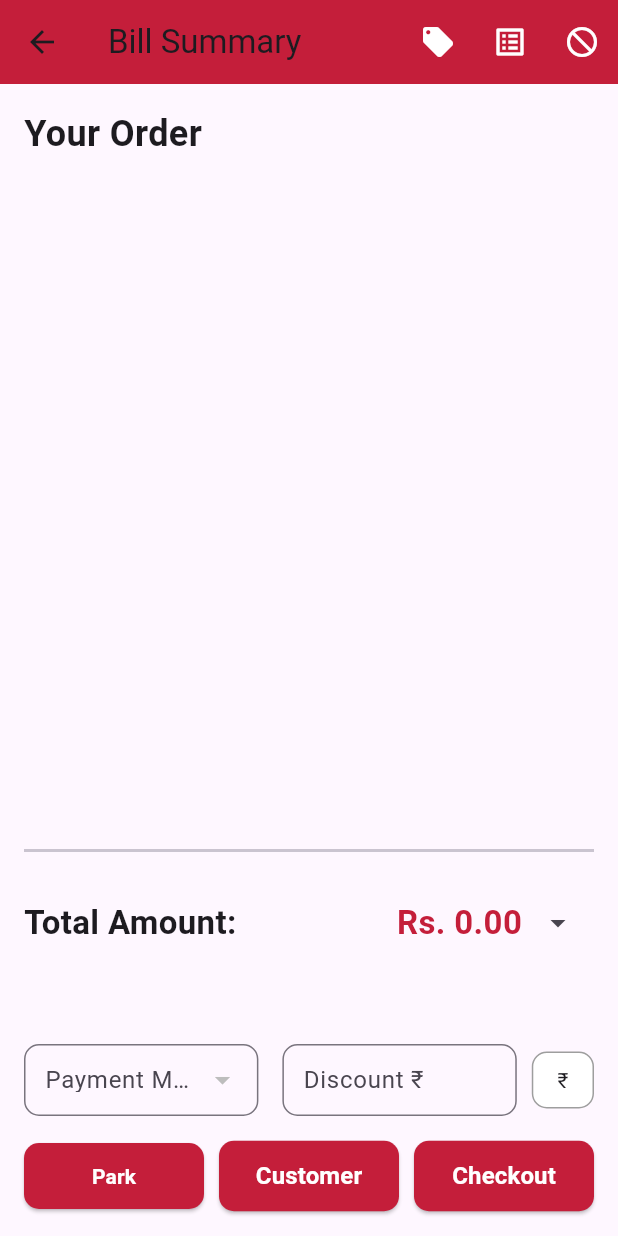
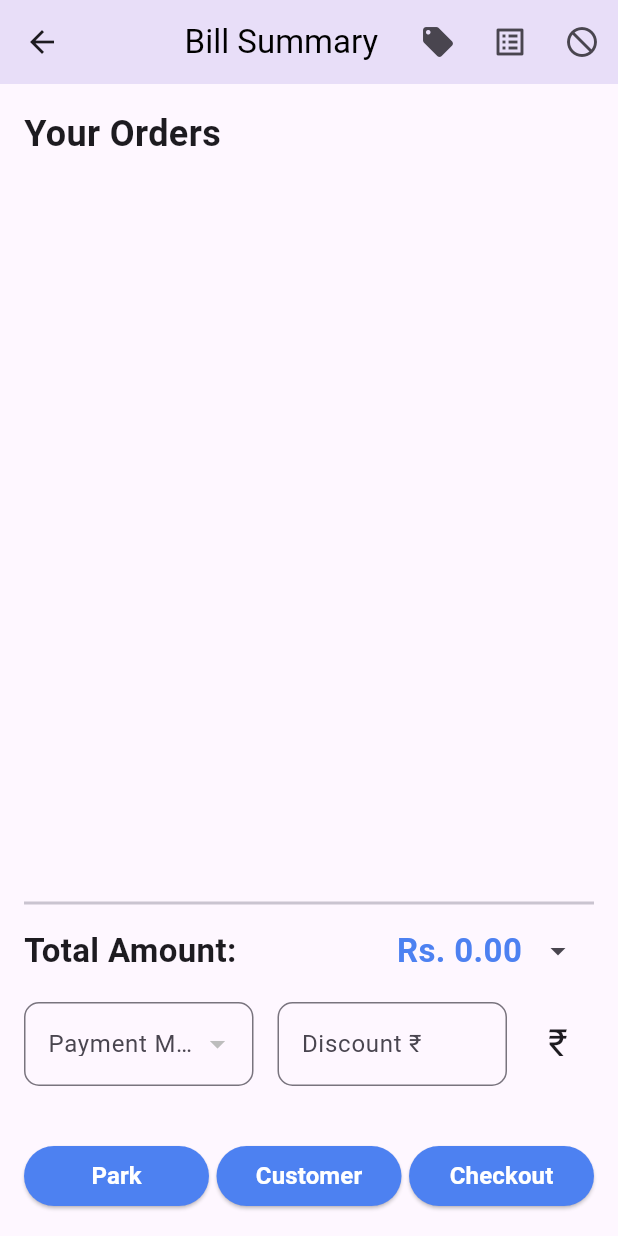
Before and after one commit to ShashiKha9/gal, a Flutter app: the BillPage screen opened directly with empty values, on a phone screen of 412 x 824 dp. Run offline on Flutter 3.47's test engine with Material 3 defaults, Android fonts, the phone set to English and light mode, and no system bars; our stand-ins replace audioplayers, flutter_speed_dial, fluttertoast, reorderable_grid_view, shared_preferences; accounts and stored records are empty; network calls fail.

Commit message:
Billing Screen Updated

```diff
--- a/lib/components/app_textfield.dart
+++ b/lib/components/app_textfield.dart
@@ -3,7 +3,7 @@ import 'package:flutter/material.dart';
 class AppTextfield extends StatelessWidget {
   const AppTextfield({
     super.key,
-     this.controller,
+    this.controller,
     this.labelText,
     this.validator,
     this.keyBoardType,
@@ -11,6 +11,8 @@ class AppTextfield extends StatelessWidget {
     this.isSuffixIcon = false,
     this.suffixIcon,
     this.obscureText = false,
+    this.enabled = false,
+    this.onChanged,
   });
 
   final TextEditingController? controller;
@@ -20,7 +22,9 @@ class AppTextfield extends StatelessWidget {
   final TextInputType? keyBoardType;
   final bool isSuffixIcon;
   final bool obscureText;
+  final bool enabled;
   final Widget? suffixIcon;
+  final ValueChanged? onChanged;
 
   @override
   Widget build(BuildContext context) {
@@ -34,7 +38,9 @@ class AppTextfield extends StatelessWidget {
           borderRadius: BorderRadius.circular(10),
         ),
         suffixIcon: isSuffixIcon ? suffixIcon : null,
+        enabled: enabled,
       ),
+      onChanged: onChanged,
       keyboardType: keyBoardType,
       validator: validator,
     );
--- a/lib/screens/billing.dart
+++ b/lib/screens/billing.dart
@@ -1,5 +1,9 @@
 import 'dart:developer';
 import 'package:flutter/material.dart';
+import 'package:galaxy_mini/components/app_button.dart';
+import 'package:galaxy_mini/components/app_dropdown.dart';
+import 'package:galaxy_mini/components/app_textfield.dart';
+import 'package:galaxy_mini/components/main_appbar.dart';
 import 'package:galaxy_mini/components/scaffold_message.dart';
 import 'package:galaxy_mini/models/table_model.dart';
 import 'package:galaxy_mini/provider/customer_credit_provider.dart';
@@ -8,6 +12,7 @@ import 'package:galaxy_mini/provider/sync_provider.dart';
 import 'package:galaxy_mini/provider/upcomingorder_provider.dart';
 import 'package:galaxy_mini/screens/master_settings_screens/customer_masters/add_new_customer.dart';
 import 'package:galaxy_mini/screens/cash_payment_dialog.dart';
+import 'package:galaxy_mini/theme/app_colors.dart';
 import 'package:galaxy_mini/utils/extension.dart';
 import 'package:provider/provider.dart';
 import 'package:uuid/uuid.dart';
@@ -787,15 +792,15 @@ class BillPageState extends State<BillPage> {
         .toList();
 
     return Scaffold(
-      appBar: AppBar(
-        title: const Text('Bill Summary'),
-        backgroundColor: const Color(0xFFC41E3A),
-        actions: [
+      appBar: MainAppBar(
+        title: "Bill Summary",
+        actions: true,
+        actionWidget: Row(
+          children: [
             IconButton(
               icon: const Icon(
                 Icons.local_offer,
-              color: Colors.white,
-            ), // You can replace this icon with any relevant icon
+              ),
               onPressed: () {
                 _showOfferCouponDialog(context);
               },
@@ -803,8 +808,7 @@ class BillPageState extends State<BillPage> {
             IconButton(
                 icon: const Icon(
                   Icons.list_alt,
-                color: Colors.white,
-              ), // You can replace this icon with any relevant icon
+                ),
                 onPressed: () {
                   if (selectedCustomerCode == null) {
                     scaffoldMessage(message: 'Please select a customer code');
@@ -819,13 +823,13 @@ class BillPageState extends State<BillPage> {
             IconButton(
               icon: const Icon(
                 Icons.not_interested,
-              color: Colors.white,
-            ), // You can replace this icon with any relevant icon
+              ),
               onPressed: () {
                 _showNonChargeableDialog(context, totalAmount);
               },
             ),
           ],
+        ),
       ),
       body: Padding(
         padding: const EdgeInsets.all(16.0),
@@ -833,7 +837,7 @@ class BillPageState extends State<BillPage> {
           crossAxisAlignment: CrossAxisAlignment.start,
           children: [
             const Text(
-              'Your Order',
+              'Your Orders',
               style: TextStyle(fontSize: 24.0, fontWeight: FontWeight.bold),
             ),
             const SizedBox(height: 13.0),
@@ -848,13 +852,13 @@ class BillPageState extends State<BillPage> {
                   final itemTotal = itemRate * itemQuantity;
 
                   return Card(
-                    elevation: 3,
+                    elevation: 2,
                     margin: const EdgeInsets.symmetric(vertical: 8.0),
                     shape: RoundedRectangleBorder(
                       borderRadius: BorderRadius.circular(10.0),
                     ),
                     child: Padding(
-                      padding: const EdgeInsets.all(16.0),
+                      padding: const EdgeInsets.all(15),
                       child: Column(
                         crossAxisAlignment: CrossAxisAlignment.start,
                         children: [
@@ -895,7 +899,6 @@ class BillPageState extends State<BillPage> {
                                 style: const TextStyle(
                                   fontSize: 14.0,
                                   fontWeight: FontWeight.bold,
-                                  color: Color(0xFFC41E3A),
                                 ),
                               ),
                             ],
@@ -907,29 +910,27 @@ class BillPageState extends State<BillPage> {
                 },
               ),
             ),
-            const Divider(thickness: 2.0),
+            const Divider(thickness: 2),
             Padding(
-              padding: const EdgeInsets.symmetric(vertical: 16.0),
+              padding: const EdgeInsets.only(bottom: 10),
               child: Row(
                 mainAxisAlignment: MainAxisAlignment.spaceBetween,
                 children: [
                   const Text(
                     'Total Amount:',
-                    style:
-                        TextStyle(fontSize: 22.0, fontWeight: FontWeight.bold),
+                    style: TextStyle(fontSize: 22, fontWeight: FontWeight.bold),
                   ),
                   Row(
                     children: [
                       Text(
                         // Check if discount or offer coupon has been applied
-                        discountedTotalAmount >
-                                0 // If a coupon or discount is applied
+                        discountedTotalAmount > 0
                             ? 'Rs. ${discountedTotalAmount.toStringAsFixed(2)}' // Show the discounted/offer-applied total
                             : 'Rs. ${updatedTotalAmount.toStringAsFixed(2)}', // Otherwise, show original total amount
                         style: const TextStyle(
-                          fontSize: 22.0,
+                          fontSize: 22,
                           fontWeight: FontWeight.bold,
-                          color: Color(0xFFC41E3A),
+                          color: AppColors.blue,
                         ),
                       ),
                       IconButton(
@@ -954,68 +955,38 @@ class BillPageState extends State<BillPage> {
             // Tax details visibility section
             if (showTaxDetails)
               Padding(
-                padding: const EdgeInsets.symmetric(vertical: 8.0),
+                padding: const EdgeInsets.symmetric(vertical: 15),
                 child: Column(
                   crossAxisAlignment: CrossAxisAlignment.start,
                   children: [
                     Text(
                       'CGST: ${(double.tryParse(syncProvider.taxList.first.cGst)?.toStringAsFixed(2) ?? '0.00')} %',
-                      style: const TextStyle(fontSize: 18.0),
+                      style: const TextStyle(fontSize: 16),
                     ),
                     Text(
                       'SGST: ${(double.tryParse(syncProvider.taxList.first.sgst)?.toStringAsFixed(2) ?? '0.00')}%',
-                      style: const TextStyle(fontSize: 18.0),
+                      style: const TextStyle(fontSize: 16),
                     ),
                     Text(
                       'IGST: ${(double.tryParse(syncProvider.taxList.first.iGst)?.toStringAsFixed(2) ?? '0.00')}%',
-                      style: const TextStyle(fontSize: 18.0),
+                      style: const TextStyle(fontSize: 16),
                     ),
                     Text(
                       'Total GST: ${(double.tryParse(syncProvider.taxList.first.rate)?.toStringAsFixed(2) ?? '0.00')}%',
                       style: const TextStyle(
-                          fontSize: 18.0, fontWeight: FontWeight.bold),
+                          fontSize: 16, fontWeight: FontWeight.bold),
                     ),
                   ],
                 ),
               ),
-            Padding(
-              padding: const EdgeInsets.symmetric(vertical: 7.0),
-              child: Row(
-                mainAxisAlignment: MainAxisAlignment.spaceBetween,
-                children: [
-                  Text(
-                    selectedCustomerName != null
-                        ? 'Selected Customer: $selectedCustomerName, $selectedCustomerCode'
-                        : '',
-                    style: const TextStyle(
-                      fontSize: 16.0,
-                      fontWeight: FontWeight.bold,
-                    ),
-                  ),
-                ],
-              ),
-            ),
-            const SizedBox(height: 4.0),
+
             Row(
               children: [
-                // Payment Mode Dropdown
                 Expanded(
-                  child: DropdownButtonFormField<String>(
-                    decoration: InputDecoration(
-                      labelText: 'Payment Mode',
-                      border: OutlineInputBorder(
-                        borderRadius: BorderRadius.circular(10.0),
-                      ),
-                      contentPadding: const EdgeInsets.symmetric(
-                        vertical: 12.0,
-                        horizontal: 10.0,
-                      ),
-                    ),
+                  child: AppDropdown(
+                    labelText: "Payment Mode",
                     items: syncProvider.paymentList.map((paymentMode) {
-                      return DropdownMenuItem<String>(
-                        value: paymentMode.type,
-                        child: Text(paymentMode.type),
-                      );
+                      return paymentMode.type;
                     }).toList(),
                     onChanged: (value) async {
                       setState(() {
@@ -1025,108 +996,99 @@ class BillPageState extends State<BillPage> {
                     value: selectedPaymentMode ??
                         (syncProvider.paymentList.isNotEmpty
                             ? syncProvider.paymentList[selectedIndex ?? 0].type
-                            : null), // Handle the case if the paymentList is empty
+                            : null),
                   ),
                 ),
-                const SizedBox(width: 16.0), // Add spacing between fields
-                // Discount TextField
+                const SizedBox(width: 16.0),
                 Expanded(
-                  child: TextField(
-                    decoration: InputDecoration(
+                  child: AppTextfield(
                     labelText: 'Discount ${_isPercentage ? '%' : '₹'}',
-                      border: OutlineInputBorder(
-                        borderRadius: BorderRadius.circular(10.0),
-                      ),
-                      contentPadding: const EdgeInsets.symmetric(
-                        vertical: 12.0,
-                        horizontal: 10.0,
-                      ),
-                    ),
-                    keyboardType: TextInputType.number,
+                    keyBoardType: TextInputType.number,
                     onChanged: (value) {
                       if (isCouponApplied) {
-                        return; // Do nothing if a coupon is applied
+                        return;
                       }
-
                       setState(() {
-                        _discountValue = value; // Update discount value
-                        discountedTotalAmount =
-                            updatedTotalAmount; // Reset to original total
+                        _discountValue = value;
+                        discountedTotalAmount = updatedTotalAmount;
 
                         if (_discountValue.isNotEmpty) {
-                          _calculateOfferedTotal(); // Recalculate total if discount is entered
+                          _calculateOfferedTotal();
                         } else {
-                          discountedTotalAmount =
-                              updatedTotalAmount; // Reset to original total if discount field is cleared
+                          discountedTotalAmount = updatedTotalAmount;
                         }
                       });
                     },
-                    enabled:
-                        !isCouponApplied, // Disable the field when coupon is active
+                    enabled: !isCouponApplied,
                   ),
                 ),
-
                 const SizedBox(width: 10),
-                GestureDetector(
-                  onTap: () {
+                IconButton(
+                  onPressed: () {
                     setState(() {
-                      _isPercentage = !_isPercentage; // Toggle between ₹ and %
+                      _isPercentage = !_isPercentage;
                     });
-                    _calculateOfferedTotal(); // Recalculate total when discount mode changes
+                    _calculateOfferedTotal();
                   },
-                  child: Container(
-                    padding: const EdgeInsets.symmetric(
-                        horizontal: 16.0, vertical: 8.0),
-                    decoration: BoxDecoration(
-                      border: Border.all(color: Colors.grey),
-                      borderRadius: BorderRadius.circular(10.0),
-                      color: Colors.white,
-                    ),
-                    child: Text(_isPercentage
-                        ? '%'
-                        : '₹'), // Display ₹ or % based on toggle
+                  icon: Text(
+                    _isPercentage ? '%' : '₹',
+                    style: const TextStyle(fontSize: 25),
                   ),
                 ),
               ],
             ),
-            const SizedBox(height: 16.0),
+            // const SizedBox(height: 16.0),
+            Padding(
+              padding: const EdgeInsets.symmetric(vertical: 10),
+              child: Row(
+                mainAxisAlignment: MainAxisAlignment.spaceBetween,
+                children: [
+                  RichText(
+                    text: selectedCustomerName != null
+                        ? TextSpan(
+                            text: '',
+                            children: [
+                              const TextSpan(
+                                text: 'Selected Customer: ',
+                                style: TextStyle(
+                                  fontWeight: FontWeight.w400,
+                                  color: Colors.black,
+                                  fontSize: 18,
+                                ),
+                              ),
+                              TextSpan(
+                                text:
+                                    '$selectedCustomerName, $selectedCustomerCode',
+                                style: const TextStyle(
+                                  fontWeight: FontWeight.bold,
+                                  color: AppColors.blue,
+                                  fontSize: 18,
+                                ),
+                              ),
+                            ],
+                          )
+                        : const TextSpan(text: ''),
+                  ),
+                ],
+              ),
+            ),
             Row(
               mainAxisAlignment: MainAxisAlignment.spaceBetween,
               children: [
                 Expanded(
-                  child: ElevatedButton(
-                    style: ElevatedButton.styleFrom(
-                      padding: const EdgeInsets.symmetric(vertical: 12.0),
-                      backgroundColor: const Color(0xFFC41E3A),
-                      shape: RoundedRectangleBorder(
-                        borderRadius: BorderRadius.circular(10.0),
+                  child: AppButton(
+                    buttonText: "Park",
+                    onTap: () {
+                      // TODO: Update this Popup with Header and SubTitle
+                      _showTableSelectionDialog(context);
+                    },
                   ),
                 ),
-                    onPressed: () {
-                      // Show table selection dialog
-                      _showTableSelectionDialog(context);
-                    },
-                    child: const Text(
-                      'Park',
-                      style: TextStyle(
-                        fontSize: 14.0,
-                        fontWeight: FontWeight.bold,
-                        color: Colors.white,
-                      ),
-                    ),
-                  ),
-                ),
-                const SizedBox(width: 10.0),
+                const SizedBox(width: 5),
                 Expanded(
-                  child: ElevatedButton(
-                    style: ElevatedButton.styleFrom(
-                      padding: const EdgeInsets.symmetric(vertical: 12.0),
-                      backgroundColor: const Color(0xFFC41E3A),
-                      shape: RoundedRectangleBorder(
-                        borderRadius: BorderRadius.circular(10.0),
-                      ),
-                    ),
-                    onPressed: () async {
+                  child: AppButton(
+                    buttonText: "Customer",
+                    onTap: () async {
                       showDialog(
                         context: context,
                         builder: (BuildContext context) {
@@ -1147,8 +1109,7 @@ class BillPageState extends State<BillPage> {
                                       title: Text(
                                         '${customer.customerCode ?? 'No Code'} - ${customer.name ?? 'Unnamed'}',
                                         style: const TextStyle(
-                                            fontWeight: FontWeight
-                                                .bold), // Optional styling
+                                            fontWeight: FontWeight.bold),
                                       ),
                                       subtitle: Text(
                                         'Mobile: ${customer.mobile1 ?? 'No Number'}',
@@ -1156,11 +1117,10 @@ class BillPageState extends State<BillPage> {
                                       onTap: () {
                                         setState(() {
                                           selectedCustomerName = customer.name;
-                                          selectedCustomerCode = customer
-                                              .customerCode; // Update selected customer name
+                                          selectedCustomerCode =
+                                              customer.customerCode;
                                         });
-                                        Navigator.of(context)
-                                            .pop(); // Close the dialog
+                                        Navigator.of(context).pop();
                                       },
                                     );
                                   },
@@ -1181,7 +1141,9 @@ class BillPageState extends State<BillPage> {
                                     context,
                                     MaterialPageRoute(
                                       builder: (context) =>
-                                              const AddNewCustomer())); // Close the dialog
+                                          const AddNewCustomer(),
+                                    ),
+                                  );
                                 },
                                 child: const Text("Add new customer"),
                               ),
@@ -1190,26 +1152,13 @@ class BillPageState extends State<BillPage> {
                         },
                       );
                     },
-                    child: const Text(
-                      'Customer',
-                      style: TextStyle(
-                          fontSize: 16.0,
-                          fontWeight: FontWeight.bold,
-                          color: Colors.white),
                   ),
                 ),
-                ),
-                const SizedBox(width: 10.0),
+                const SizedBox(width: 5),
                 Expanded(
-                  child: ElevatedButton(
-                    style: ElevatedButton.styleFrom(
-                      padding: const EdgeInsets.symmetric(vertical: 12.0),
-                      backgroundColor: const Color(0xFFC41E3A),
-                      shape: RoundedRectangleBorder(
-                        borderRadius: BorderRadius.circular(10.0),
-                      ),
-                    ),
-                    onPressed: () {
+                  child: AppButton(
+                    buttonText: "Checkout",
+                    onTap: () {
                       if (selectedPaymentMode == 'Cash') {
                         double amountToBePaid = _discountValue.isNotEmpty
                             ? discountedTotalAmount
@@ -1236,7 +1185,7 @@ class BillPageState extends State<BillPage> {
                                 //     'Cash' // Payment mode
                                 //     );
 
-                                Navigator.of(context).pop(); // Close the dialog
+                                Navigator.of(context).pop();
                               },
                               customerName: '',
                               customerCode: '',
@@ -1254,10 +1203,8 @@ class BillPageState extends State<BillPage> {
                           showDialog(
                             context: context,
                             builder: (BuildContext context) {
-                              String?
-                                  enteredAmount; // Variable to store entered amount
-                              String?
-                                  selectedPaymentModeInDialog; // Variable for selected payment mode in dialog
+                              String? enteredAmount;
+                              String? selectedPaymentModeInDialog;
 
                               return AlertDialog(
                                 title: const Text('Payment Confirmation'),
@@ -1344,9 +1291,8 @@ class BillPageState extends State<BillPage> {
                                             selectedCustomerName!,
                                         selectedCustomerCode:
                                             selectedCustomerCode!,
-                                        items: widget.items, // Pass the items
-                                        quantities: widget
-                                            .quantities, // Pass the quantities
+                                        items: widget.items,
+                                        quantities: widget.quantities,
                                         rates: widget.rates,
                                       );
 
@@ -1384,12 +1330,7 @@ class BillPageState extends State<BillPage> {
                           );
                         } else {
                           // Show message to select a customer
-                          ScaffoldMessenger.of(context).showSnackBar(
-                            const SnackBar(
-                              content: Text(
-                                  'Please select a customer before proceeding.'),
-                            ),
-                          );
+                          scaffoldMessage(message: 'Please select a customer');
                         }
                       } else {
                         // Proceed with other payment modes
@@ -1413,14 +1354,6 @@ class BillPageState extends State<BillPage> {
                         }
                       }
                     },
-                    child: const Text(
-                      'Checkout',
-                      style: TextStyle(
-                        fontSize: 16.0,
-                        fontWeight: FontWeight.bold,
-                        color: Colors.white,
-                      ),
-                    ),
                   ),
                 ),
               ],
```
Also changed, not shown: lib/components/side_drawer.dart (+12 -0 lines), lib/screens/cash_payment_dialog.dart (+8 -6 lines), lib/screens/inventory_screens/inoventory_head_screen.dart (added, +15 -0 lines), lib/screens/inventory_screens/view_inwards.dart (added, +15 -0 lines), lib/screens/inventory_screens/view_returns.dart (added, +15 -0 lines), lib/screens/inventory_screens/view_stocks.dart (added, +15 -0 lines). Lines whose indentation alone changed are shown as unchanged.
